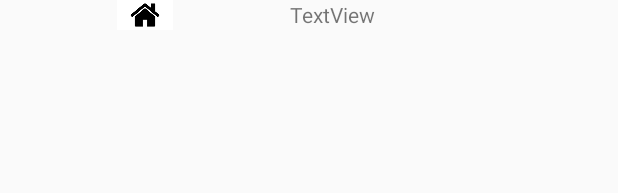
After one commit to TheoDalban/Savoir, an Android app: the layout activity_theme.xml on its own in the app's theme, with its tools: preview values and no code run, on a phone screen of 412 x 824 dp. The commit adds this screen. Shown: the top 193 px of the screen. Run offline under Robolectric (Android 15) with nearby library versions, the phone set to English and light mode, and no system bars; Roboto replaces fonts that are not available here.

Commit message:
Ajustement sur un savoir par jour + implémentation du début de la vue de favoris et theme

```diff
--- a/app/build.gradle
+++ b/app/build.gradle
@@ -26,6 +26,7 @@ dependencies {
     implementation fileTree(dir: "libs", include: ["*.jar"])
     implementation 'com.android.support:appcompat-v7:28.0.0'
     implementation 'com.android.support.constraint:constraint-layout:1.1.3'
+    implementation 'com.android.support:recyclerview-v7:28.0.0'
     testImplementation 'junit:junit:4.12'
     androidTestImplementation 'com.android.support.test:runner:1.0.2'
     androidTestImplementation 'com.android.support.test.espresso:espresso-core:3.0.2'
--- a/app/src/main/java/fr/dalbanchin/savwar/MainActivity.java
+++ b/app/src/main/java/fr/dalbanchin/savwar/MainActivity.java
@@ -34,7 +34,6 @@ public class MainActivity extends AppCompatActivity {
             public void onClick(View v) {
                 Intent autreActivity = new Intent(getApplicationContext(), savoir_du_jour_activity.class);
                 startActivity(autreActivity);
-                finish();
             }
         });
         this.theme = (Button) findViewById(R.id.button_theme);
@@ -42,7 +41,7 @@ public class MainActivity extends AppCompatActivity {
         theme.setOnClickListener(new View.OnClickListener() {
             @Override
             public void onClick(View v) {
-                Intent autreActivity = new Intent(getApplicationContext(), savoir_du_jour_activity.class);
+                Intent autreActivity = new Intent(getApplicationContext(), ThemeActivity.class);
                 startActivity(autreActivity);
                 finish();
             }
--- /dev/null
+++ b/app/src/main/res/layout/activity_theme.xml
@@ -0,0 +1,42 @@
+<?xml version="1.0" encoding="utf-8"?>
+<android.support.constraint.ConstraintLayout
+    xmlns:android="http://schemas.android.com/apk/res/android"
+    xmlns:app="http://schemas.android.com/apk/res-auto"
+    xmlns:tools="http://schemas.android.com/tools"
+    android:layout_width="match_parent"
+    android:layout_height="match_parent"
+    tools:context=".ThemeActivity">
+
+    <LinearLayout
+        android:layout_width="match_parent"
+        android:layout_height="match_parent"
+        android:orientation="vertical">
+
+        <LinearLayout
+            android:layout_width="match_parent"
+            android:layout_height="match_parent"
+            android:orientation="horizontal">
+
+            <ImageView
+                android:id="@+id/imageView"
+                android:layout_width="31dp"
+                android:layout_height="20dp"
+                android:layout_weight="1"
+                app:srcCompat="@drawable/home" />
+
+            <TextView
+                android:id="@+id/textView"
+                android:layout_width="wrap_content"
+                android:layout_height="wrap_content"
+                android:layout_weight="1"
+                android:text="TextView" />
+
+        </LinearLayout>
+
+        <android.support.v7.widget.RecyclerView
+            android:layout_width="match_parent"
+            android:layout_height="match_parent"
+            android:id="@+id/RView"/>
+
+    </LinearLayout>
+</android.support.constraint.ConstraintLayout>
```
Also changed, not shown: app/src/main/java/fr/dalbanchin/savwar/ThemeActivity.java (added, +23 -0 lines), app/src/main/java/fr/dalbanchin/savwar/adapter/RAdapter.java (added, +66 -0 lines), app/src/main/res/layout/activity_savoir_du_jour_activity.xml (+6 -9 lines), app/src/main/res/layout/row.xml (added, +17 -0 lines), app/src/main/res/drawable/home.png (added).
